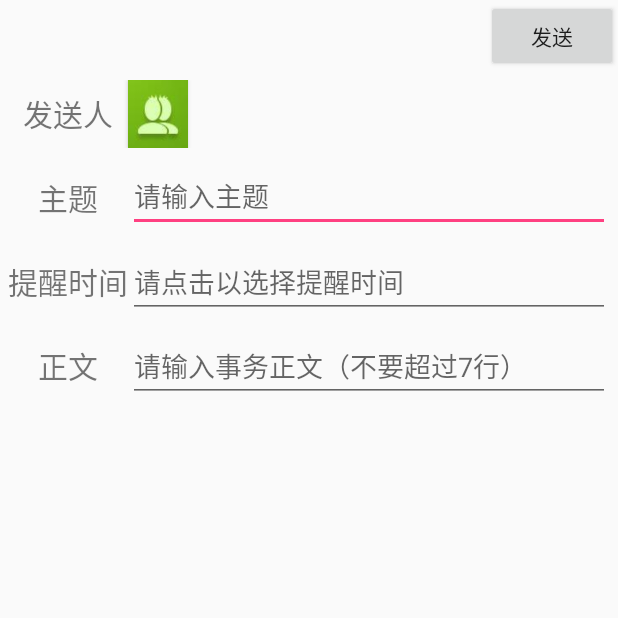
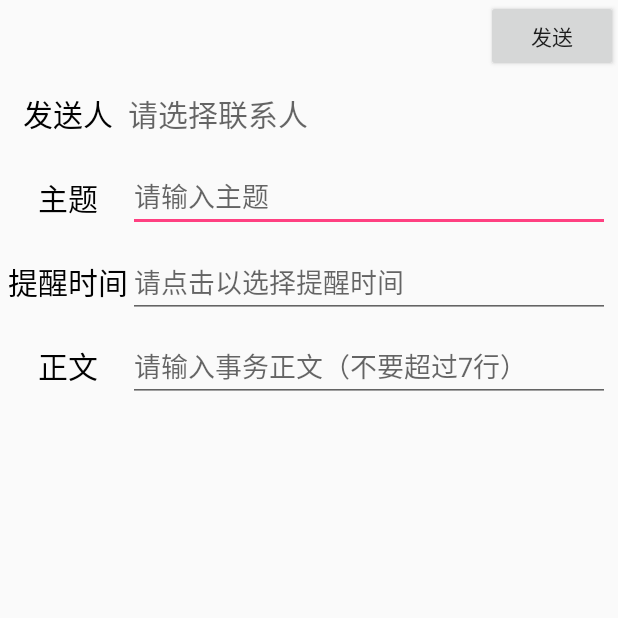
Before and after one commit to zzqCc/Memo, an Android app: the EditActivity screen opened directly, with no data from a screen before it, on a phone screen of 412 x 824 dp, the top half of it. Run offline under Robolectric (Android 15) with nearby library versions, the phone set to English and light mode, and no system bars.

Commit message:
modify edit layout

```diff
--- a/Memo/app/src/main/java/com/example/edit/EditActivity.java
+++ b/Memo/app/src/main/java/com/example/edit/EditActivity.java
@@ -27,7 +27,7 @@ import com.example.contact.ContactActivity;
 public class EditActivity extends Activity {
 
     private Button tt;
-    private Button add;
+    private EditText editText;
     private EditText chooseTime;
     private TextView sender;
 
@@ -36,8 +36,8 @@ public class EditActivity extends Activity {
     protected void onCreate(Bundle savedInstanceState) {
         super.onCreate(savedInstanceState);
         setContentView(R.layout.activity_edit);
-       //Toolbar toolbar = (Toolbar) findViewById(R.id.toolbar);
-        add = (Button) findViewById(R.id.button);
+
+
         tt = (Button) findViewById(R.id.TouToSend);
         chooseTime = (EditText) findViewById(R.id.editTextTime);
         sender = (TextView) findViewById(R.id.sender);
@@ -46,7 +46,7 @@ public class EditActivity extends Activity {
 //*************************************************************************//
 //add the receivers begin
 
-        add.setOnClickListener(new View.OnClickListener() {
+        sender.setOnClickListener(new View.OnClickListener() {
             @Override
             public void onClick(View v) {
                 Toast.makeText(EditActivity.this, "You will choose the receivers.", Toast.LENGTH_SHORT).show();
--- a/Memo/app/src/main/res/layout/activity_edit.xml
+++ b/Memo/app/src/main/res/layout/activity_edit.xml
@@ -26,22 +26,15 @@
             android:text="发送人"
             android:gravity="center"
             android:id="@+id/textView"
-
-            />
-
-        <Button
-            android:layout_width="40dp"
-            android:layout_height="match_parent"
-            android:background="@drawable/receivers"
-            android:id="@+id/button"
-            />
-
+            android:textColor="#010101" />
         <TextView
             android:layout_width="0dp"
-            android:layout_height="wrap_content"
+            android:layout_height="match_parent"
             android:layout_weight="1"
             android:id="@+id/sender"
-            android:textSize="30sp"
+            android:textSize="20sp"
+            android:hint="请选择联系人"
+            android:gravity="center_vertical|left"
             />
     </LinearLayout>
     <LinearLayout
@@ -55,7 +48,7 @@
             android:text="主题"
             android:gravity="center"
             android:id="@+id/topicTextView"
-            />
+            android:textColor="#010101" />
 
         <EditText
             android:layout_width="0dp"
@@ -75,7 +68,8 @@
             android:layout_height="match_parent"
             android:gravity="center"
             android:text="提醒时间"
-            android:id="@+id/remindTime"/>
+            android:id="@+id/remindTime"
+            android:textColor="#010101" />
         <EditText
             android:layout_width="match_parent"
             android:layout_height="wrap_content"
@@ -94,7 +88,7 @@
             android:text="正文"
             android:gravity="center"
             android:id="@+id/content"
-            />
+            android:textColor="#010101" />
 
         <EditText
             android:layout_width="match_parent"
--- a/Memo/app/src/main/res/layout/activity_main.xml
+++ b/Memo/app/src/main/res/layout/activity_main.xml
@@ -5,17 +5,23 @@
     android:orientation="vertical" >
     <LinearLayout
         android:layout_width="match_parent"
-        android:layout_height="wrap_content"
+        android:layout_height="50dp"
         android:background="#020202"
         android:baselineAligned="false"
         android:orientation="vertical">
         <Button
             android:layout_width="wrap_content"
             android:layout_height="wrap_content"
-            android:text="选项"
+            android:text=". . ."
+            android:textStyle="bold"
+            android:textSize="30sp"
+            android:textColor="#ffffff"
             android:id="@+id/option"
             android:layout_gravity="right"
             android:layout_margin="1dp"
+            android:background="@drawable/button_seletor"
+            android:gravity="top|center_horizontal"
+
             />
         </LinearLayout>
 
```
